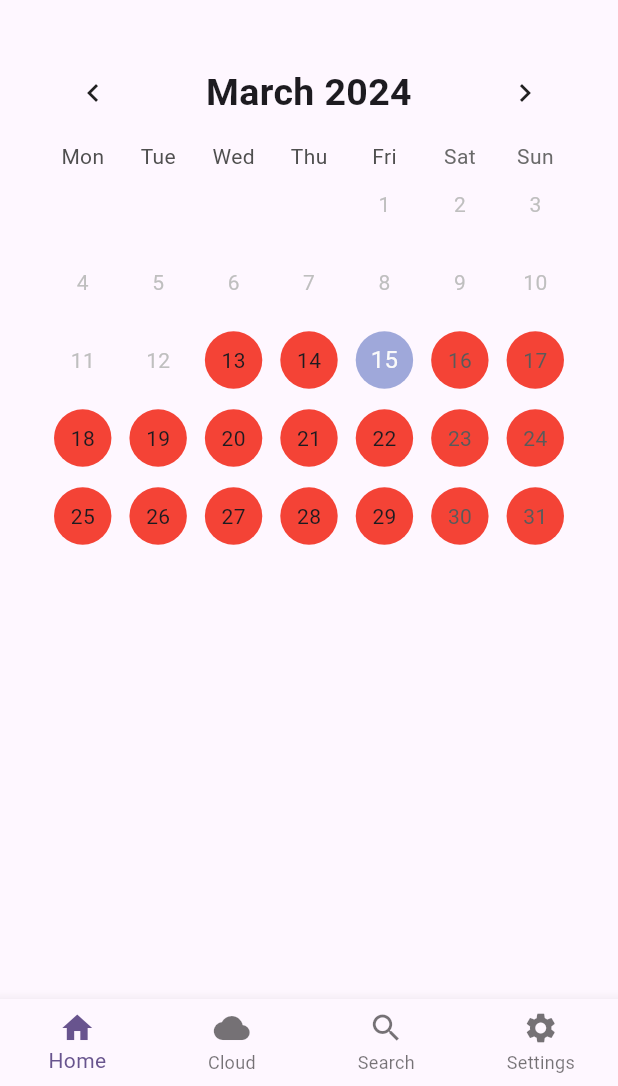
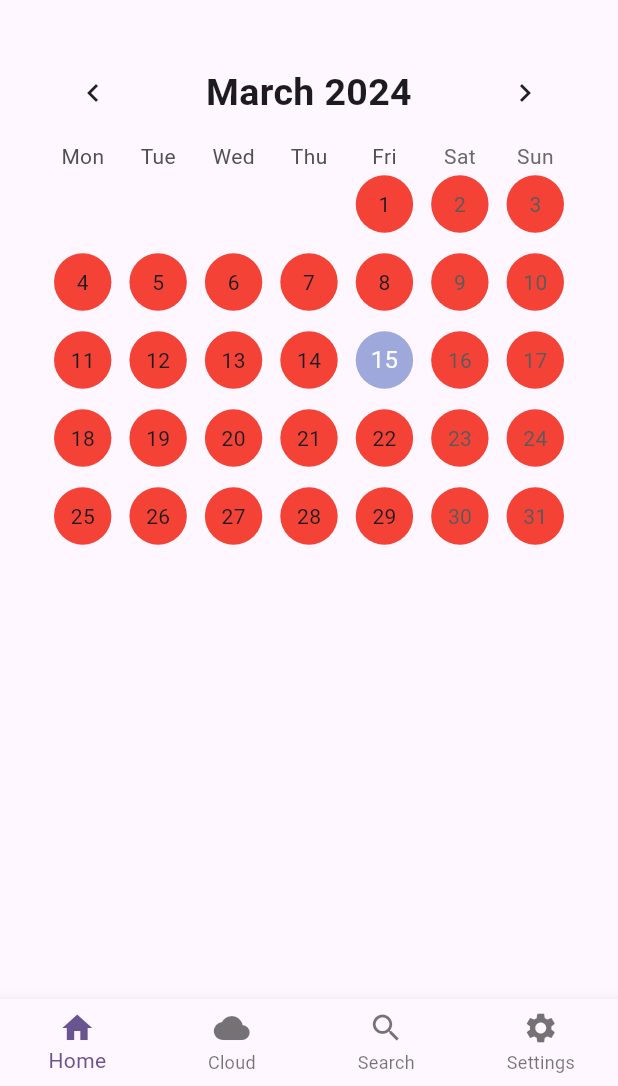
Before and after one commit to iwizy59/enchanteddiary, a Flutter app: the CalendarPage screen opened directly, on a phone screen of 412 x 824 dp, the part 150-1236 px from its top. Run offline on Flutter 3.47's test engine with Material 3 defaults, Android fonts, the phone set to English and light mode, and no system bars; drawn by our look-alikes of table_calendar; our stand-ins replace dots_indicator, shared_preferences; accounts and stored records are empty; Roboto replaces fonts that are missing (Poppins).

```diff
--- a/lib/calendar/calendar.dart
+++ b/lib/calendar/calendar.dart
@@ -1,7 +1,6 @@
 import 'package:enchanteddiary/add_entry/add_entry.dart';
 import 'package:flutter/material.dart';
 import 'package:table_calendar/table_calendar.dart';
-import 'package:enchanteddiary/footer.dart';
 
 class CalendarWidget extends StatefulWidget {
   @override
@@ -48,7 +47,7 @@ class _CalendarWidgetState extends State<CalendarWidget> {
           ),
           outsideDaysVisible: false,
         ),
-        firstDay: DateTime.utc(2024, 03, 13),
+        firstDay: DateTime.utc(2024, 03, 01),
         lastDay: DateTime.utc(2030, 3, 14),
         focusedDay: _focusedDay,
         selectedDayPredicate: (day) => isSameDay(_selectedDay, day),
```
